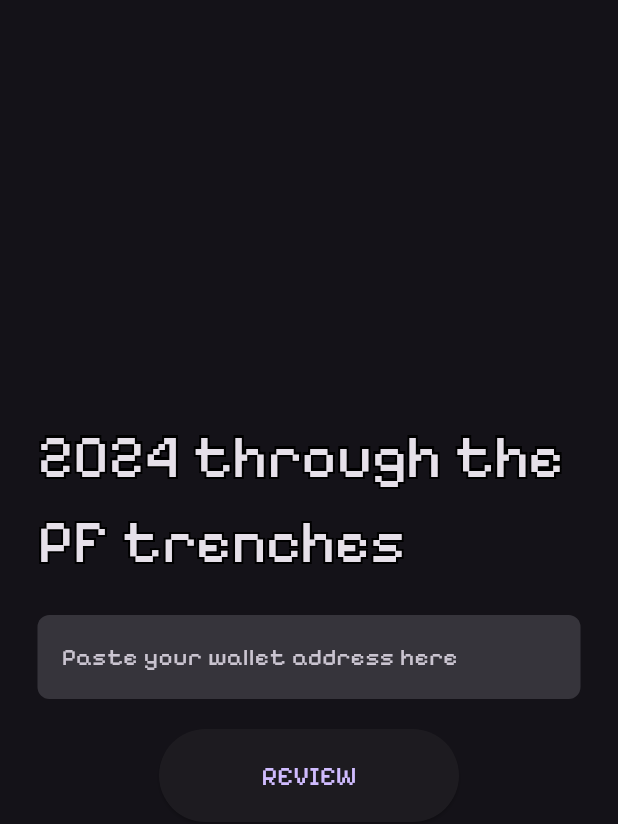
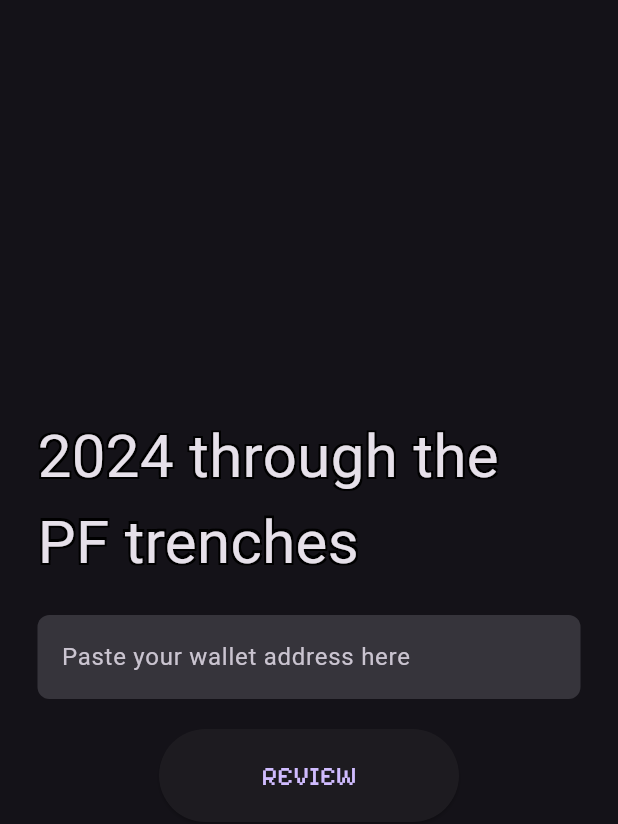
Before and after one commit to oscarito9410/solana_pnl, a Flutter app: the screen it shows after launch, on a phone screen of 412 x 824 dp. Shown: the top 824 px of the screen. Run offline on Flutter 3.47's test engine with Material 3 defaults, Android fonts, the phone set to English and light mode, and no system bars; our stand-ins replace story_view; missing offline and left inert: metaballs.

Commit message:
remove font family

```diff
--- a/lib/main.dart
+++ b/lib/main.dart
@@ -19,8 +19,8 @@ class MyApp extends StatelessWidget {
     return MaterialApp(
         title: 'Flutter Demo',
         theme: ThemeData(
-            colorScheme: ColorScheme.fromSeed(seedColor: Colors.green), useMaterial3: true, fontFamily: pixelifyFont),
-        darkTheme: ThemeData(useMaterial3: true, brightness: Brightness.dark, fontFamily: pixelifyFont),
+            colorScheme: ColorScheme.fromSeed(seedColor: Colors.green), useMaterial3: true),
+        darkTheme: ThemeData(useMaterial3: true, brightness: Brightness.dark),
         themeMode: ThemeMode.dark,
         home: const HomePage());
   }
--- a/lib/pages/story.dart
+++ b/lib/pages/story.dart
@@ -158,7 +158,7 @@ class PnLWrappedSlide extends StatelessWidget {
           pnlAmountDisplay,
           style: TextStyle(
             color: textColor,
-            fontSize: 24,
+            fontSize: 36,
           ),
         ),
         const SizedBox(height: 20),
```
